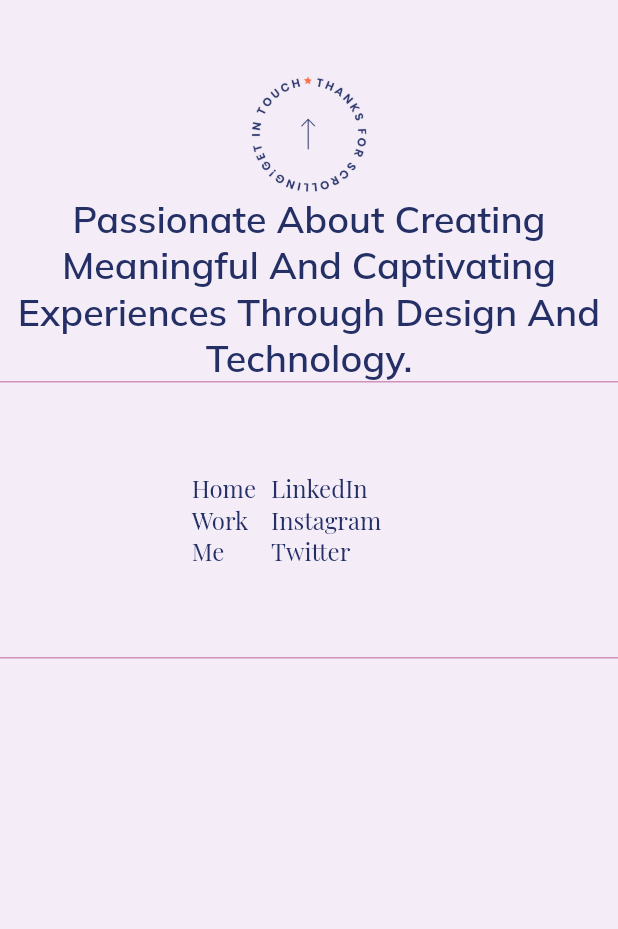
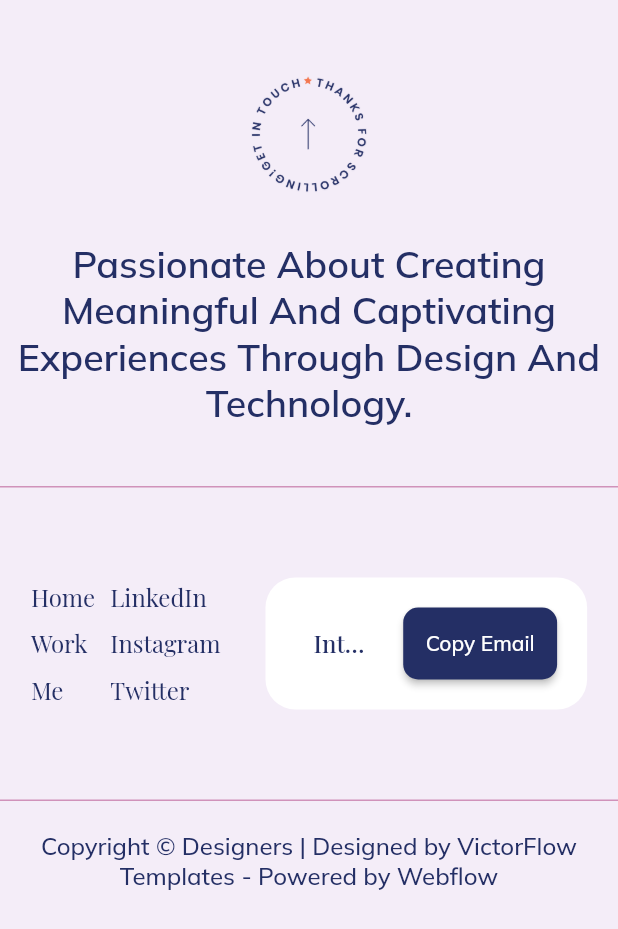
Before and after one commit to Jasil-kk/my_portfolio, a Flutter app: the FooterLayout widget shown alone on an empty page, opened directly, on a phone screen of 412 x 824 dp. Shown: the top 929 px of the screen. Run offline on Flutter 3.47's test engine with Material 2 defaults, Android fonts, the phone set to English and light mode, and no system bars; our stand-ins replace animated_text_kit, flutter_svg, google_fonts; missing offline and left inert: adaptive_navbar.

Commit message:
added footer and scroll-to-top and scroll-to-bottm functions

```diff
--- a/lib/widgets/footer_layout.dart
+++ b/lib/widgets/footer_layout.dart
@@ -3,7 +3,8 @@ import 'package:google_fonts/google_fonts.dart';
 import 'package:my_portfolio/colors.dart';
 
 class FooterLayout extends StatelessWidget {
-  const FooterLayout({Key? key}) : super(key: key);
+  final VoidCallback? scrollToTop;
+  const FooterLayout({Key? key,this.scrollToTop}) : super(key: key);
 
   @override
   Widget build(BuildContext context) {
@@ -16,19 +17,25 @@ class FooterLayout extends StatelessWidget {
     );
 
     return Container(
-      color: Color(0xffF4EDF8),
+      color: const Color(0xffF4EDF8),
       width: double.infinity,
       child: Column(
         children: [
           Container(
-            margin: EdgeInsets.only(top: sw > 786 ? 100 : 50),
+            margin: EdgeInsets.only(
+                top: sw > 786 ? 100 : 50, bottom: sw > 786 ? 50 : 30),
+            child: GestureDetector(
+              onTap: scrollToTop,
               child: Image.asset(
                 'assets/images/scroll-to-top.png',
                 width: sw > 786 ? 120 : 80,
                 height: sw > 786 ? 120 : 80,
               ),
             ),
-          Text(
+          ),
+          Padding(
+            padding: const EdgeInsets.symmetric(horizontal: 10.0),
+            child: Text(
               'Passionate About Creating Meaningful And Captivating Experiences Through Design And Technology.',
               style: GoogleFonts.mulish(
                 fontSize: sw > 786 ? 40 : 25,
@@ -37,13 +44,15 @@ class FooterLayout extends StatelessWidget {
               ),
               textAlign: TextAlign.center,
             ),
+          ),
           Container(
+            margin: EdgeInsets.only(top: sw > 786 ? 90 : 40),
             padding: EdgeInsets.symmetric(
               horizontal: sw > 786 ? sw * 0.1 : sw * 0.05,
               vertical: 60,
             ),
             width: double.infinity,
-            decoration: BoxDecoration(
+            decoration: const BoxDecoration(
               border: Border(
                 top: BorderSide(
                   color: Color(0xffD092BA),
@@ -57,13 +66,21 @@ class FooterLayout extends StatelessWidget {
               crossAxisAlignment: CrossAxisAlignment.start,
               children: <Widget>[
                 Row(
-                  mainAxisAlignment: sw > 786 ? MainAxisAlignment.start : MainAxisAlignment.center,
+                  mainAxisAlignment: sw > 786
+                      ? MainAxisAlignment.start
+                      : MainAxisAlignment.center,
                   children: [
                     Column(
                       crossAxisAlignment: CrossAxisAlignment.start,
                       children: [
                         Text('Home', style: textsStyle),
+                        const SizedBox(
+                          height: 10,
+                        ),
                         Text('Work', style: textsStyle),
+                        const SizedBox(
+                          height: 10,
+                        ),
                         Text('Me', style: textsStyle),
                       ],
                     ),
@@ -72,17 +89,35 @@ class FooterLayout extends StatelessWidget {
                       crossAxisAlignment: CrossAxisAlignment.start,
                       children: [
                         Text('LinkedIn', style: textsStyle),
+                        const SizedBox(
+                          height: 10,
+                        ),
                         Text('Instagram', style: textsStyle),
+                        const SizedBox(
+                          height: 10,
+                        ),
                         Text('Twitter', style: textsStyle),
                       ],
                     ),
                     SizedBox(
                       width: sw > 1086 ? 250 : 30,
                     ),
-                    if (sw > 786) MailingContainer(sw: sw),
+                    MailingContainer(sw: sw),
                   ],
                 ),
               ],
+            ),
+          ),
+          Padding(
+            padding: const EdgeInsets.symmetric(vertical: 20,horizontal: 10),
+            child: Text(
+              'Copyright © Designers | Designed by VictorFlow Templates - Powered by Webflow',
+              textAlign: TextAlign.center,
+              style: GoogleFonts.mulish(
+                fontSize: sw > 786 ? 20 : 16,
+                fontWeight: FontWeight.w500,
+                color: darkBlueColor,
+              ),
             ),
           ),
         ],
@@ -103,7 +138,7 @@ class MailingContainer extends StatelessWidget {
     return Expanded(
       child: Container(
         padding: const EdgeInsets.all(20),
-        decoration: BoxDecoration(
+        decoration: const BoxDecoration(
           borderRadius: BorderRadius.all(
             Radius.circular(20),
           ),
@@ -118,7 +153,7 @@ class MailingContainer extends StatelessWidget {
                   fontWeight: FontWeight.w500,
                   color: darkBlueColor,
                 ),
-                decoration: InputDecoration(
+                decoration: const InputDecoration(
                   hintText: 'Interested in working together? Drop me a line',
                   hintStyle: TextStyle(color: darkBlueColor),
                   filled: true,
@@ -128,22 +163,24 @@ class MailingContainer extends StatelessWidget {
                 ),
               ),
             ),
-            SizedBox(width: 10), // Add spacing between the text field and the button
+            const SizedBox(
+                width: 10), // Add spacing between the text field and the button
             ElevatedButton(
               onPressed: () {},
-              child: Text(
-                'Copy Email',
-                style: GoogleFonts.mulish(
-                  fontSize: sw > 786 ? 18 : 14,
-                ),
-              ),
               style: ElevatedButton.styleFrom(
                 backgroundColor: darkBlueColor,
                 foregroundColor: Colors.white,
                 shape: const RoundedRectangleBorder(
                   borderRadius: BorderRadius.all(Radius.circular(10)),
                 ),
-                padding: EdgeInsets.all(sw > 786 ? 20 : 15), // Adjust padding as needed
+                padding: EdgeInsets.all(
+                    sw > 786 ? 20 : 15), // Adjust padding as needed
+              ),
+              child: Text(
+                'Copy Email',
+                style: GoogleFonts.mulish(
+                  fontSize: sw > 786 ? 18 : 14,
+                ),
               ),
             ),
           ],
--- a/pubspec.yaml
+++ b/pubspec.yaml
@@ -5,7 +5,7 @@ description: A new Flutter project.
 publish_to: 'none' # Remove this line if you wish to publish to pub.dev
 
 # The following defines the version and build number for your application.
-# A version number is three numbers separated by dots, like 1.2.43
+# A version number is three numbers separated by dots, like 1.2.434
 # followed by an optional build number separated by a +.
 # Both the version and the builder number may be overridden in flutter
 # build by specifying --build-name and --build-number, respectively.
@@ -39,6 +39,7 @@ dependencies:
   google_fonts: ^5.1.0
   adaptive_navbar: ^0.0.3
   animated_text_kit: ^4.2.2
+
 
 dev_dependencies:
   flutter_test:
```
Also changed, not shown: lib/main.dart (+23 -3 lines), lib/widgets/home_layout.dart (+14 -8 lines), pubspec.lock, 1 other file. Lines whose indentation alone changed are shown as unchanged.
